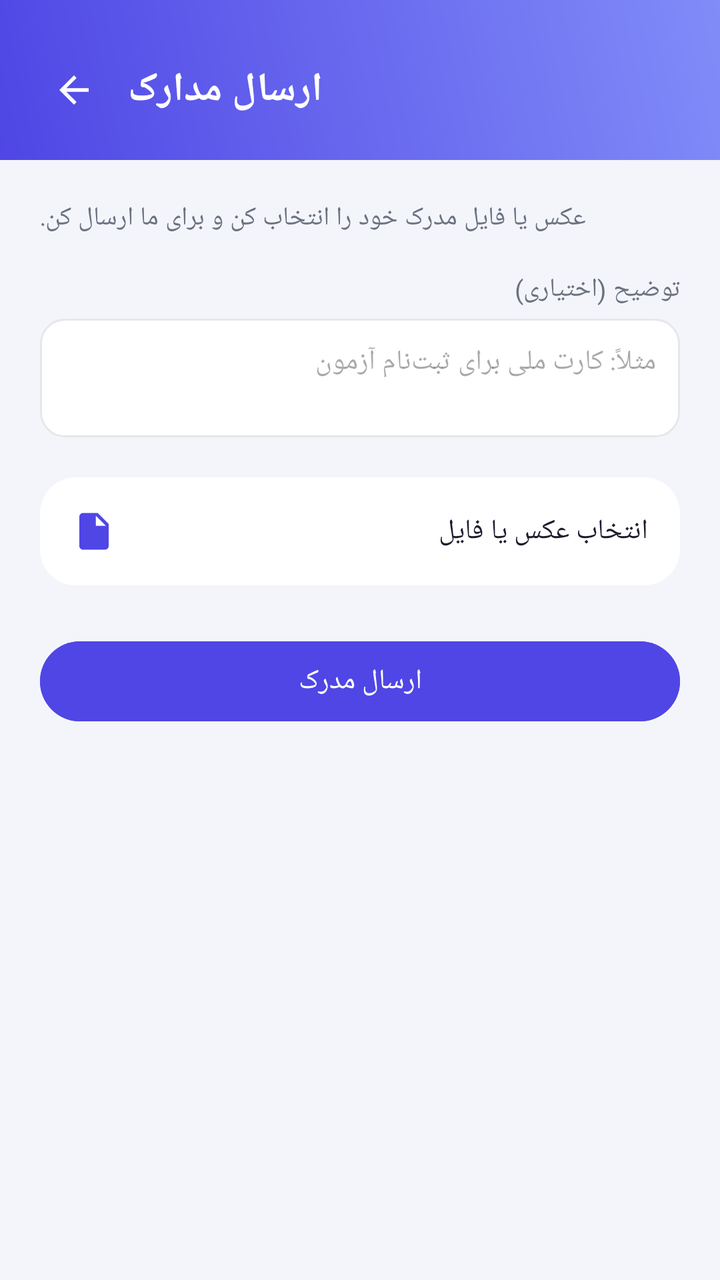
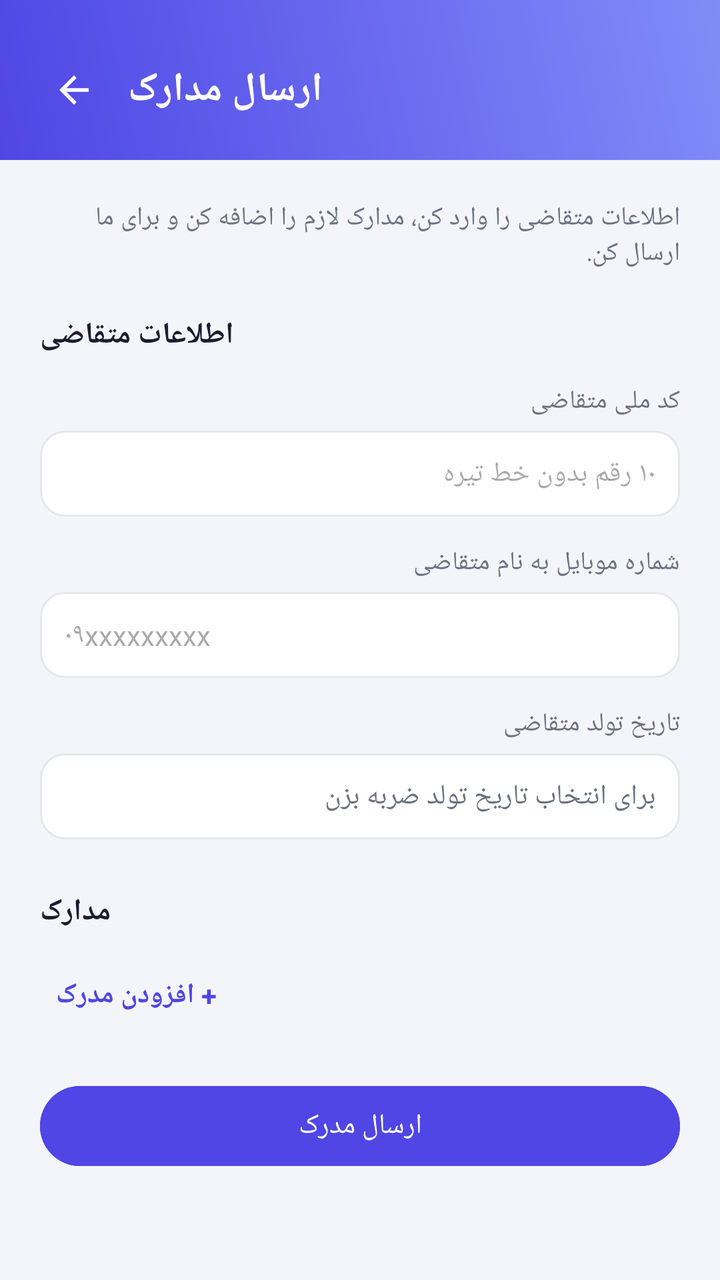

Screens rendered from an Android XML layout before and after an edit, with the pre-edit source and the edit as a unified diff.
<!-- AndroidManifest.xml: application theme Theme.Kafinet -->
<!-- res/layout/activity_submit_documents.xml -->
<?xml version="1.0" encoding="utf-8"?>
<LinearLayout xmlns:android="http://schemas.android.com/apk/res/android"
    xmlns:app="http://schemas.android.com/apk/res-auto"
    android:layout_width="match_parent"
    android:layout_height="match_parent"
    android:orientation="vertical"
    android:background="@color/bg">

    
    <LinearLayout
        android:layout_width="match_parent"
        android:layout_height="wrap_content"
        android:orientation="horizontal"
        android:gravity="center_vertical"
        android:background="@drawable/header_gradient"
        android:paddingHorizontal="20dp"
        android:paddingTop="28dp"
        android:paddingBottom="18dp">

        <ImageView
            android:id="@+id/btn_back"
            android:layout_width="34dp"
            android:layout_height="34dp"
            android:padding="6dp"
            android:src="@drawable/ic_back"
            android:background="?attr/selectableItemBackgroundBorderless"
            android:contentDescription="@null"/>

        <TextView
            android:layout_width="wrap_content"
            android:layout_height="wrap_content"
            android:layout_marginStart="10dp"
            android:text="@string/cat_docs"
            android:textColor="@color/white"
            android:textSize="20sp"
            android:textStyle="bold"/>
    </LinearLayout>

    <ScrollView
        android:layout_width="match_parent"
        android:layout_height="0dp"
        android:layout_weight="1">

        <LinearLayout
            android:layout_width="match_parent"
            android:layout_height="wrap_content"
            android:orientation="vertical"
            android:padding="20dp">

            <TextView
                android:layout_width="wrap_content"
                android:layout_height="wrap_content"
                android:text="@string/docs_intro"
                android:textColor="@color/text_muted"
                android:textSize="13sp"/>

            <TextView
                android:layout_width="match_parent"
                android:layout_height="wrap_content"
                android:layout_marginTop="18dp"
                android:text="@string/docs_note_label"
                android:textColor="@color/text_muted"
                android:textSize="13sp"/>

            <EditText
                android:id="@+id/edit_note"
                android:layout_width="match_parent"
                android:layout_height="wrap_content"
                android:layout_marginTop="6dp"
                android:minLines="2"
                android:gravity="top|start"
                android:background="@drawable/input_bg"
                android:padding="12dp"
                android:hint="@string/docs_note_hint"
                android:textColor="@color/text_main"
                android:textSize="14sp"/>

            <LinearLayout
                android:id="@+id/btn_pick_file"
                android:layout_width="match_parent"
                android:layout_height="wrap_content"
                android:layout_marginTop="20dp"
                android:orientation="horizontal"
                android:gravity="center_vertical"
                android:padding="16dp"
                android:background="@drawable/card_ripple"
                android:clickable="true"
                android:focusable="true">

                <ImageView
                    android:layout_width="22dp"
                    android:layout_height="22dp"
                    android:src="@drawable/ic_file"
                    app:tint="@color/primary"/>

                <TextView
                    android:id="@+id/txt_file_name"
                    android:layout_width="0dp"
                    android:layout_height="wrap_content"
                    android:layout_weight="1"
                    android:layout_marginStart="12dp"
                    android:text="@string/docs_pick_file"
                    android:textColor="@color/text_main"
                    android:textSize="14sp"
                    android:maxLines="1"
                    android:ellipsize="middle"/>
            </LinearLayout>

            <Button
                android:id="@+id/btn_submit"
                android:layout_width="match_parent"
                android:layout_height="wrap_content"
                android:layout_marginTop="24dp"
                android:backgroundTint="@color/primary"
                android:textColor="@color/white"
                android:text="@string/docs_submit"/>

        </LinearLayout>
    </ScrollView>

</LinearLayout>
<!-- resources referenced by this layout -->
<resources>
  <color name="bg">#F4F5FB</color>
  <color name="primary">#4F46E5</color>
  <color name="text_main">#1E1B2E</color>
  <color name="text_muted">#6B7280</color>
  <color name="white">#FFFFFF</color>
  <!-- drawable card_ripple (drawable) -->
  <ripple xmlns:android="http://schemas.android.com/apk/res/android"
      android:color="#1F4F46E5">
      <item>
          <shape android:shape="rectangle">
              <corners android:radius="18dp"/>
              <solid android:color="@color/surface"/>
          </shape>
      </item>
  </ripple>
  <!-- drawable header_gradient (drawable) -->
  <shape xmlns:android="http://schemas.android.com/apk/res/android" android:shape="rectangle">
      <gradient
          android:startColor="@color/primary"
          android:endColor="@color/primary_light"
          android:angle="45"/>
  </shape>
  <!-- drawable ic_back (drawable) -->
  <vector xmlns:android="http://schemas.android.com/apk/res/android"
      android:width="24dp" android:height="24dp" android:viewportWidth="24" android:viewportHeight="24" android:tint="#FFFFFF">
      <path android:fillColor="#FFFFFF" android:pathData="M20,11H7.83l5.59,-5.59L12,4l-8,8 8,8 1.41,-1.41L7.83,13H20v-2z"/>
  </vector>
  <!-- drawable ic_file (drawable) -->
  <vector xmlns:android="http://schemas.android.com/apk/res/android"
      android:width="24dp" android:height="24dp" android:viewportWidth="24" android:viewportHeight="24" android:tint="#FFFFFF">
      <path android:fillColor="#FFFFFF" android:pathData="M14,2H6c-1.1,0 -1.99,0.9 -1.99,2L4,20c0,1.1 0.89,2 1.99,2H18c1.1,0 2,-0.9 2,-2V8l-6,-6zM13,9V3.5L18.5,9H13z"/>
  </vector>
  <!-- drawable input_bg (drawable) -->
  <shape xmlns:android="http://schemas.android.com/apk/res/android" android:shape="rectangle">
      <corners android:radius="12dp"/>
      <solid android:color="@color/surface"/>
      <stroke android:width="1dp" android:color="#E5E7EB"/>
  </shape>
  <string name="cat_docs">ارسال مدارک</string>
  <string name="docs_intro">عکس یا فایل مدرک خود را انتخاب کن و برای ما ارسال کن.</string>
  <string name="docs_note_hint">مثلاً: کارت ملی برای ثبت‌نام آزمون</string>
  <string name="docs_note_label">توضیح (اختیاری)</string>
  <string name="docs_pick_file">انتخاب عکس یا فایل</string>
  <string name="docs_submit">ارسال مدرک</string>
  <style name="Theme.Kafinet" parent="Theme.Material3.DayNight.NoActionBar">
          <item name="colorPrimary">@color/primary</item>
          <item name="colorPrimaryDark">@color/primary_dark</item>
          <item name="colorPrimaryVariant">@color/primary_dark</item>
          <item name="colorSecondary">@color/accent</item>
          <item name="colorSecondaryVariant">@color/accent</item>
          <item name="android:statusBarColor">@color/primary_dark</item>
          <item name="android:windowBackground">@color/bg</item>
          <item name="android:windowLightStatusBar">false</item>
      </style>
  <color name="surface">#FFFFFF</color>
  <color name="primary_light">#818CF8</color>
  <color name="primary_dark">#3730A3</color>
  <color name="accent">#06B6D4</color>
</resources>

<!-- the commit's change to res/layout/activity_submit_documents.xml (unified diff, before → after) -->
@@ -54,57 +54,117 @@
                 android:textColor="@color/text_muted"
                 android:textSize="13sp"/>
 
+            
+            <TextView
+                android:layout_width="wrap_content"
+                android:layout_height="wrap_content"
+                android:layout_marginTop="22dp"
+                android:text="@string/docs_applicant_info_title"
+                android:textColor="@color/text_main"
+                android:textSize="15sp"
+                android:textStyle="bold"/>
+
             <TextView
                 android:layout_width="match_parent"
                 android:layout_height="wrap_content"
-                android:layout_marginTop="18dp"
-                android:text="@string/docs_note_label"
+                android:layout_marginTop="14dp"
+                android:text="@string/label_applicant_national_code"
                 android:textColor="@color/text_muted"
                 android:textSize="13sp"/>
 
             <EditText
-                android:id="@+id/edit_note"
+                android:id="@+id/edit_applicant_national_code"
                 android:layout_width="match_parent"
                 android:layout_height="wrap_content"
                 android:layout_marginTop="6dp"
-                android:minLines="2"
-                android:gravity="top|start"
                 android:background="@drawable/input_bg"
                 android:padding="12dp"
-                android:hint="@string/docs_note_hint"
+                android:hint="@string/hint_applicant_national_code"
+                android:inputType="number"
+                android:maxLength="10"
                 android:textColor="@color/text_main"
                 android:textSize="14sp"/>
 
-            <LinearLayout
-                android:id="@+id/btn_pick_file"
+            <TextView
                 android:layout_width="match_parent"
                 android:layout_height="wrap_content"
-                android:layout_marginTop="20dp"
+                android:layout_marginTop="14dp"
+                android:text="@string/label_applicant_phone_number"
+                android:textColor="@color/text_muted"
+                android:textSize="13sp"/>
+
+            <EditText
+                android:id="@+id/edit_applicant_phone"
+                android:layout_width="match_parent"
+                android:layout_height="wrap_content"
+                android:layout_marginTop="6dp"
+                android:background="@drawable/input_bg"
+                android:padding="12dp"
+                android:hint="@string/hint_applicant_phone_number"
+                android:inputType="phone"
+                android:maxLength="11"
+                android:textColor="@color/text_main"
+                android:textSize="14sp"/>
+
+            <TextView
+                android:layout_width="match_parent"
+                android:layout_height="wrap_content"
+                android:layout_marginTop="14dp"
+                android:text="@string/label_applicant_birth_date"
+                android:textColor="@color/text_muted"
+                android:textSize="13sp"/>
+
+            <LinearLayout
+                android:id="@+id/btn_pick_birth_date"
+                android:layout_width="match_parent"
+                android:layout_height="wrap_content"
+                android:layout_marginTop="6dp"
                 android:orientation="horizontal"
                 android:gravity="center_vertical"
-                android:padding="16dp"
-                android:background="@drawable/card_ripple"
+                android:padding="12dp"
+                android:background="@drawable/input_bg"
                 android:clickable="true"
                 android:focusable="true">
 
-                <ImageView
-                    android:layout_width="22dp"
-                    android:layout_height="22dp"
-                    android:src="@drawable/ic_file"
-                    app:tint="@color/primary"/>
-
                 <TextView
-                    android:id="@+id/txt_file_name"
+                    android:id="@+id/txt_birth_date"
                     android:layout_width="0dp"
                     android:layout_height="wrap_content"
                     android:layout_weight="1"
-                    android:layout_marginStart="12dp"
-                    android:text="@string/docs_pick_file"
-                    android:textColor="@color/text_main"
-                    android:textSize="14sp"
-                    android:maxLines="1"
-                    android:ellipsize="middle"/>
+                    android:text="@string/hint_applicant_birth_date"
+                    android:textColor="@color/text_muted"
+                    android:textSize="14sp"/>
             </LinearLayout>
+
+            
+            <TextView
+                android:layout_width="wrap_content"
+                android:layout_height="wrap_content"
+                android:layout_marginTop="26dp"
+                android:text="@string/docs_documents_title"
+                android:textColor="@color/text_main"
+                android:textSize="15sp"
+                android:textStyle="bold"/>
+
+            <LinearLayout
+                android:id="@+id/documents_container"
+                android:layout_width="match_parent"
+                android:layout_height="wrap_content"
+                android:orientation="vertical"/>
+
+            <TextView
+                android:id="@+id/btn_add_document"
+                android:layout_width="wrap_content"
+                android:layout_height="wrap_content"
+                android:layout_marginTop="14dp"
+                android:text="@string/docs_add_document"
+                android:textColor="@color/primary"
+                android:textStyle="bold"
+                android:textSize="14sp"
+                android:padding="8dp"
+                android:clickable="true"
+                android:focusable="true"
+                android:background="?attr/selectableItemBackground"/>
 
             <Button
                 android:id="@+id/btn_submit"
<!-- resource entries referenced after the edit -->
@@ -5,16 +5,6 @@
   <color name="text_main">#1E1B2E</color>
   <color name="text_muted">#6B7280</color>
   <color name="white">#FFFFFF</color>
-  <!-- drawable card_ripple (drawable) -->
-  <ripple xmlns:android="http://schemas.android.com/apk/res/android"
-      android:color="#1F4F46E5">
-      <item>
-          <shape android:shape="rectangle">
-              <corners android:radius="18dp"/>
-              <solid android:color="@color/surface"/>
-          </shape>
-      </item>
-  </ripple>
   <!-- drawable header_gradient (drawable) -->
   <shape xmlns:android="http://schemas.android.com/apk/res/android" android:shape="rectangle">
       <gradient
@@ -27,11 +17,6 @@
       android:width="24dp" android:height="24dp" android:viewportWidth="24" android:viewportHeight="24" android:tint="#FFFFFF">
       <path android:fillColor="#FFFFFF" android:pathData="M20,11H7.83l5.59,-5.59L12,4l-8,8 8,8 1.41,-1.41L7.83,13H20v-2z"/>
   </vector>
-  <!-- drawable ic_file (drawable) -->
-  <vector xmlns:android="http://schemas.android.com/apk/res/android"
-      android:width="24dp" android:height="24dp" android:viewportWidth="24" android:viewportHeight="24" android:tint="#FFFFFF">
-      <path android:fillColor="#FFFFFF" android:pathData="M14,2H6c-1.1,0 -1.99,0.9 -1.99,2L4,20c0,1.1 0.89,2 1.99,2H18c1.1,0 2,-0.9 2,-2V8l-6,-6zM13,9V3.5L18.5,9H13z"/>
-  </vector>
   <!-- drawable input_bg (drawable) -->
   <shape xmlns:android="http://schemas.android.com/apk/res/android" android:shape="rectangle">
       <corners android:radius="12dp"/>
@@ -39,11 +24,17 @@
       <stroke android:width="1dp" android:color="#E5E7EB"/>
   </shape>
   <string name="cat_docs">ارسال مدارک</string>
-  <string name="docs_intro">عکس یا فایل مدرک خود را انتخاب کن و برای ما ارسال کن.</string>
-  <string name="docs_note_hint">مثلاً: کارت ملی برای ثبت‌نام آزمون</string>
-  <string name="docs_note_label">توضیح (اختیاری)</string>
-  <string name="docs_pick_file">انتخاب عکس یا فایل</string>
+  <string name="docs_add_document">+ افزودن مدرک</string>
+  <string name="docs_applicant_info_title">اطلاعات متقاضی</string>
+  <string name="docs_documents_title">مدارک</string>
+  <string name="docs_intro">اطلاعات متقاضی را وارد کن، مدارک لازم را اضافه کن و برای ما ارسال کن.</string>
   <string name="docs_submit">ارسال مدرک</string>
+  <string name="hint_applicant_birth_date">برای انتخاب تاریخ تولد ضربه بزن</string>
+  <string name="hint_applicant_national_code">۱۰ رقم بدون خط تیره</string>
+  <string name="hint_applicant_phone_number">۰۹xxxxxxxxx</string>
+  <string name="label_applicant_birth_date">تاریخ تولد متقاضی</string>
+  <string name="label_applicant_national_code">کد ملی متقاضی</string>
+  <string name="label_applicant_phone_number">شماره موبایل به نام متقاضی</string>
   <style name="Theme.Kafinet" parent="Theme.Material3.DayNight.NoActionBar">
           <item name="colorPrimary">@color/primary</item>
           <item name="colorPrimaryDark">@color/primary_dark</item>
